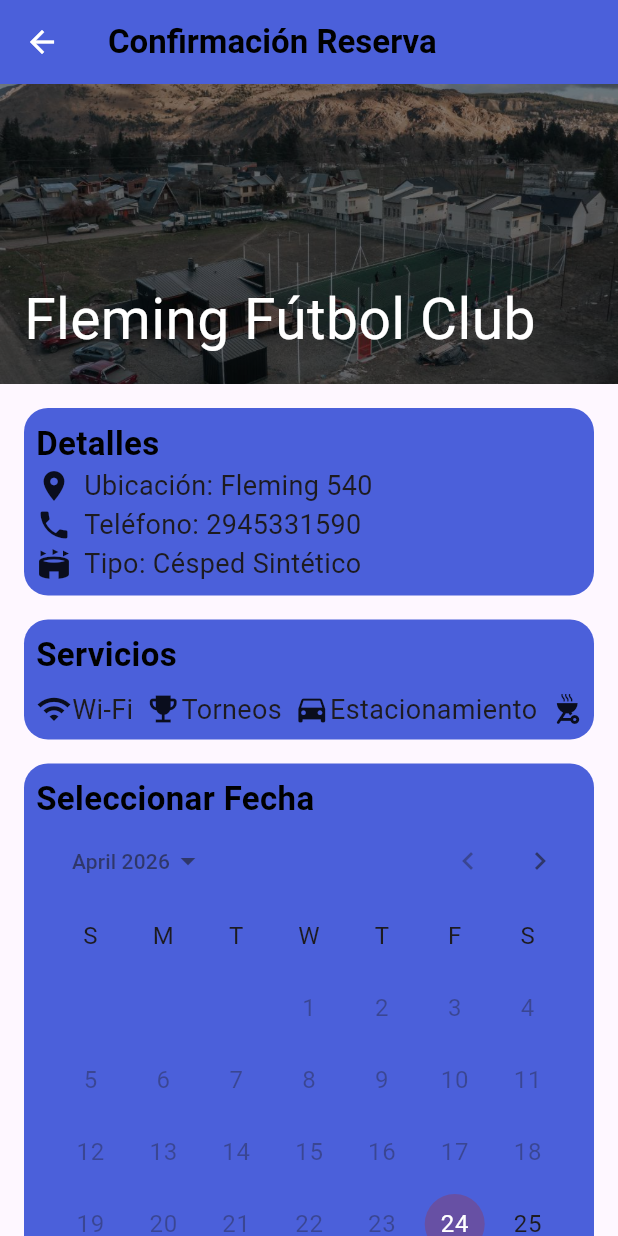
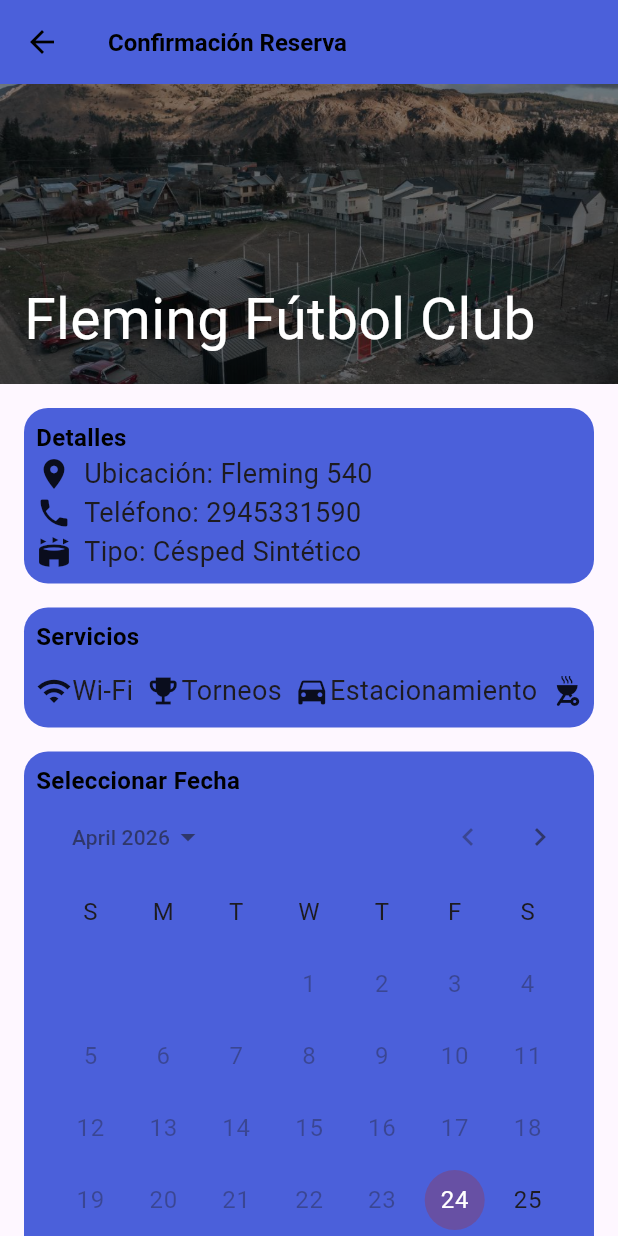
Before and after one commit to AyalaFranco/DashboardCanchasAdmin, a Flutter app: the screen it shows after launch, after a tap on "Fleming Fútbol Club", on a phone screen of 412 x 824 dp. Run offline on Flutter 3.47's test engine with Material 3 defaults, Android fonts, the phone set to English and light mode, and no system bars.

Commit message:
Mas AppColors y TextStyles

```diff
--- a/lib/components/canchas_selector.dart
+++ b/lib/components/canchas_selector.dart
@@ -28,8 +28,8 @@ class _CanchasSelectorState extends State<CanchasSelector> {
             child: Container(
               decoration: BoxDecoration(
                 color: selectedCancha == "1"
-                ? AppColors.Button2
-                : AppColors.Button,
+                ? AppColors.buttonBackground
+                : AppColors.buttonForeground,
                 borderRadius: BorderRadius.circular(20)
               ),
               child: Padding(
--- a/lib/components/time_picker.dart
+++ b/lib/components/time_picker.dart
@@ -54,8 +54,8 @@ class TimePicker extends StatelessWidget {
     return ElevatedButton(
       style: (selectedHour == index)
           ? ElevatedButton.styleFrom(
-              backgroundColor: AppColors.Button,
-              foregroundColor: AppColors.secondary,
+              backgroundColor: AppColors.buttonBackground,
+              foregroundColor: AppColors.buttonForeground,
             )
           : ElevatedButton.styleFrom(foregroundColor: AppColors.secondary),
       onPressed: () => onHourSelected(index),
@@ -65,7 +65,7 @@ class TimePicker extends StatelessWidget {
 
   ElevatedButton _disabledButtonBuilder(int index) {
     return ElevatedButton(
-      style: ElevatedButton.styleFrom(foregroundColor: AppColors.Button),
+      style: ElevatedButton.styleFrom(foregroundColor: AppColors.buttonForeground),
       onPressed: null,
       child: Text("${index.toString().padLeft(2, '0')}hs"),
     );
--- a/lib/core/app_colors.dart
+++ b/lib/core/app_colors.dart
@@ -1,11 +1,15 @@
 import 'dart:ui';
 
 class AppColors {
+
+
   static const Color primary = Color.fromARGB(255, 75, 96, 218);
   static const Color secondary = Color.fromARGB(255, 0, 0, 0);
-  static const Color Button = Color.fromARGB(255, 255, 255, 255);
-  static const Color Button2 = Color.fromARGB(255, 3, 3, 3);
-
-  //Backgraounds
+  static const Color buttonBackground = Color.fromARGB(139, 82, 247, 197);
+  static const Color buttonForeground = Color.fromARGB(255, 3, 3, 3);
+  static const Color primaryTextColor= Color.fromARGB(255, 0, 0, 0);
+  static const Color secondaryTextColor =Color.fromARGB(255, 0, 0, 0);
+  static const Color backGroundTextColor =Color.fromARGB(255, 0, 0, 0);
+  //Backgrounds
   static const Color background = Color.from(alpha: 1, red: 0.906, green: 0.894, blue: 0.867);
 }
--- a/lib/core/text_styles.dart
+++ b/lib/core/text_styles.dart
@@ -1,9 +1,14 @@
 import 'package:flutter/material.dart';
 
 class TextStyles {
+  static const TextStyle Title =TextStyle(
+    color: Colors.black,
+    fontSize: 22,
+    fontWeight: FontWeight.bold,
+  );
   static const TextStyle bodyText = TextStyle(
     color: Colors.black,
-    fontSize: 22,
+    fontSize: 16,
     fontWeight: FontWeight.bold,
   );
   static const TextStyle secondaryText = TextStyle(
@@ -12,6 +17,11 @@ class TextStyles {
     fontStyle: FontStyle.italic,
   );
   static const TextStyle terciaryText = TextStyle(
+    color: Colors.grey,
+    fontSize: 10,
+    fontStyle: FontStyle.italic,
+  );
+  static const TextStyle backgroundText = TextStyle(
     color: Colors.yellow,
     fontSize: 16,
     fontWeight: FontWeight.bold,
--- a/lib/screens/confirmation_screen.dart
+++ b/lib/screens/confirmation_screen.dart
@@ -47,7 +47,7 @@ class _ConfirmationScreenState extends State<ConfirmationScreen> {
       appBar: AppBar(
         title: Text("Confirmación Reserva", style: TextStyles.bodyText),
         backgroundColor:AppColors.primary,
-        foregroundColor: AppColors.Button,
+        foregroundColor: AppColors.secondary,
       ),
       body: SingleChildScrollView(
         child: Column(
@@ -151,7 +151,7 @@ class _ConfirmationScreenState extends State<ConfirmationScreen> {
                               });
                             },
                       style: ElevatedButton.styleFrom(
-                        backgroundColor: AppColors.Button,
+                        backgroundColor: AppColors.buttonBackground,
                         foregroundColor: AppColors.secondary,
                         disabledForegroundColor: Colors.grey.shade600,
                       ),
--- a/lib/widgets/selector_cancha.dart
+++ b/lib/widgets/selector_cancha.dart
@@ -4,6 +4,7 @@ import 'package:reserva_cancha/core/text_styles.dart';
 import 'package:reserva_cancha/model/cancha.dart';
 import 'package:reserva_cancha/screens/confirmation_screen.dart';
 import 'package:reserva_cancha/core/app_colors.dart';
+
 class selectorCancha extends StatelessWidget {
   final Cancha cancha;
   const selectorCancha({super.key, required this.cancha});
```
